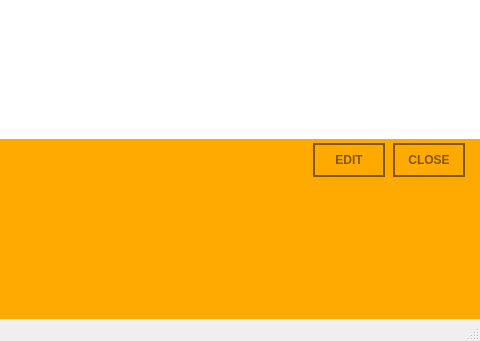
Old version of the form MonkeyManager/mainwindow.ui in the repository MendozaProject/monkey-manager; both pictures show x 514 to 994 and y 389 to 730 of the 994 by 730 pixel window.
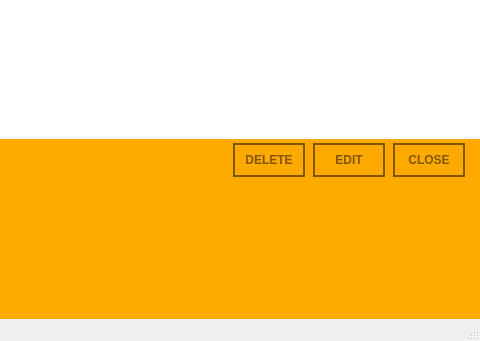
New version of the form.

Commit message: Added slot for delete button

```diff
--- a/MonkeyManager/mainwindow.ui
+++ b/MonkeyManager/mainwindow.ui
@@ -882,6 +882,36 @@
                </property>
               </widget>
              </item>
+             <item>
+              <widget class="QPushButton" name="deleteTaskButton">
+               <property name="minimumSize">
+                <size>
+                 <width>80</width>
+                 <height>0</height>
+                </size>
+               </property>
+               <property name="maximumSize">
+                <size>
+                 <width>80</width>
+                 <height>16777215</height>
+                </size>
+               </property>
+               <property name="styleSheet">
+                <string notr="true">color:rgb(129, 86, 0);
+font-family: &quot;Roboto&quot;;
+font-weight: 600;
+padding: 8;
+border-width: 2px;
+border-style: solid;
+border-color: rgb(129, 86, 0);
+margin-left: 4;
+margin-right: 4;</string>
+               </property>
+               <property name="text">
+                <string>DELETE</string>
+               </property>
+              </widget>
+             </item>
              <item>
               <widget class="QPushButton" name="editTaskButton">
                <property name="maximumSize">
```
Left out of the diff: 12 changed lines with no effect on the pictures. The commit also changes 2 other files.
